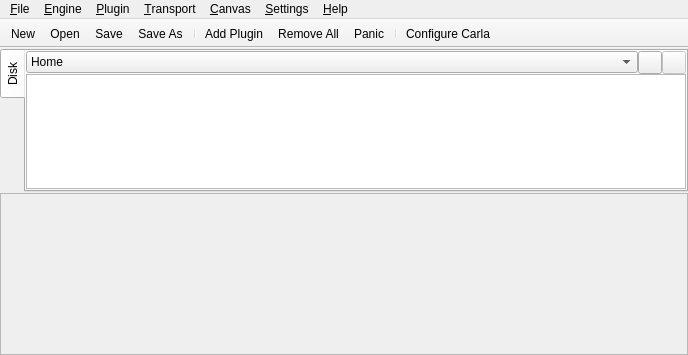
Old version of the form resources/ui/carla_host.ui in the repository falkTX/Carla.
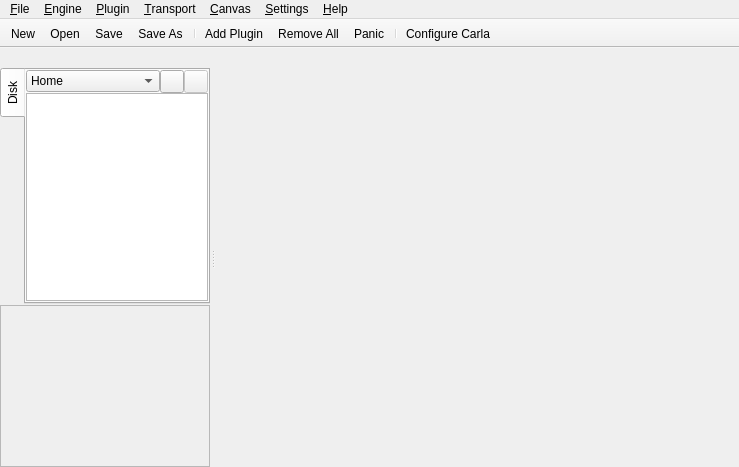
New version of the form. Icons and pictures are not drawn. Custom widgets are drawn as their Qt base class.

Commit message: Use a dockwidget instead of custom splitter

```diff
--- a/resources/ui/carla_host.ui
+++ b/resources/ui/carla_host.ui
@@ -6,176 +6,21 @@
    <rect>
     <x>0</x>
     <y>0</y>
-    <width>688</width>
-    <height>355</height>
+    <width>739</width>
+    <height>467</height>
    </rect>
   </property>
   <property name="windowTitle">
    <string>MainWindow</string>
   </property>
-  <widget class="QWidget" name="centralwidget">
-   <layout class="QHBoxLayout" name="horizontalLayout_2">
-    <property name="leftMargin">
-     <number>0</number>
-    </property>
-    <property name="topMargin">
-     <number>1</number>
-    </property>
-    <property name="rightMargin">
-     <number>0</number>
-    </property>
-    <property name="bottomMargin">
-     <number>0</number>
-    </property>
-    <item>
-     <widget class="QSplitter" name="splitter">
-      <property name="orientation">
-       <enum>Qt::Horizontal</enum>
-      </property>
-      <widget class="QWidget" name="layoutWidget">
-       <layout class="QVBoxLayout" name="verticalLayout_4">
-        <property name="spacing">
-         <number>1</number>
-        </property>
-        <item>
-         <widget class="QTabWidget" name="tabUtils">
-          <property name="sizePolicy">
-           <sizepolicy hsizetype="Ignored" vsizetype="Expanding">
-            <horstretch>0</horstretch>
-            <verstretch>0</verstretch>
-           </sizepolicy>
-          </property>
-          <property name="minimumSize">
-           <size>
-            <width>210</width>
-            <height>0</height>
-           </size>
-          </property>
-          <property name="acceptDrops">
-           <bool>false</bool>
-          </property>
-          <property name="tabPosition">
-           <enum>QTabWidget::West</enum>
-          </property>
-          <property name="currentIndex">
-           <number>0</number>
-          </property>
-          <widget class="QWidget" name="disk">
-           <property name="acceptDrops">
-            <bool>false</bool>
-           </property>
-           <attribute name="title">
-            <string>Disk</string>
-           </attribute>
-           <layout class="QVBoxLayout" name="verticalLayout_3">
-            <property name="spacing">
-             <number>0</number>
-            </property>
-            <property name="leftMargin">
-             <number>0</number>
-            </property>
-            <property name="topMargin">
-             <number>0</number>
-            </property>
-            <property name="rightMargin">
-             <number>0</number>
-            </property>
-            <property name="bottomMargin">
-             <number>1</number>
-            </property>
-            <item>
-             <layout class="QHBoxLayout" name="horizontalLayout">
-              <item>
-               <widget class="QComboBox" name="cb_disk">
-                <item>
-                 <property name="text">
-                  <string>Home</string>
-                 </property>
-                </item>
-               </widget>
-              </item>
-              <item>
-               <widget class="QToolButton" name="b_disk_add">
-                <property name="text">
-                 <string/>
-                </property>
-                <property name="icon">
-                 <iconset resource="../resources.qrc">
-                  <normaloff>:/16x16/list-add.png</normaloff>:/16x16/list-add.png</iconset>
-                </property>
-               </widget>
-              </item>
-              <item>
-               <widget class="QToolButton" name="b_disk_remove">
-                <property name="enabled">
-                 <bool>false</bool>
-                </property>
-                <property name="text">
-                 <string/>
-                </property>
-                <property name="icon">
-                 <iconset resource="../resources.qrc">
-                  <normaloff>:/16x16/list-remove.png</normaloff>:/16x16/list-remove.png</iconset>
-                </property>
-               </widget>
-              </item>
-             </layout>
-            </item>
-            <item>
-             <widget class="QTreeView" name="fileTreeView">
-              <property name="editTriggers">
-               <set>QAbstractItemView::NoEditTriggers</set>
-              </property>
-              <property name="dragEnabled">
-               <bool>true</bool>
-              </property>
-              <property name="dragDropMode">
-               <enum>QAbstractItemView::DragOnly</enum>
-              </property>
-             </widget>
-            </item>
-           </layout>
-          </widget>
-         </widget>
-        </item>
-        <item>
-         <widget class="CanvasPreviewFrame" name="miniCanvasPreview">
-          <property name="minimumSize">
-           <size>
-            <width>210</width>
-            <height>162</height>
-           </size>
-          </property>
-          <property name="maximumSize">
-           <size>
-            <width>16777215</width>
-            <height>162</height>
-           </size>
-          </property>
-          <property name="acceptDrops">
-           <bool>false</bool>
-          </property>
-          <property name="frameShape">
-           <enum>QFrame::StyledPanel</enum>
-          </property>
-          <property name="frameShadow">
-           <enum>QFrame::Sunken</enum>
-          </property>
-         </widget>
-        </item>
-       </layout>
-      </widget>
-     </widget>
-    </item>
-   </layout>
-  </widget>
+  <widget class="QWidget" name="centralwidget"/>
   <widget class="QMenuBar" name="menubar">
    <property name="geometry">
     <rect>
      <x>0</x>
      <y>0</y>
-     <width>688</width>
-     <height>17</height>
+     <width>739</width>
+     <height>19</height>
     </rect>
    </property>
    <widget class="QMenu" name="menu_File">
@@ -309,6 +154,170 @@
    <addaction name="separator"/>
    <addaction name="act_settings_configure"/>
   </widget>
+  <widget class="QDockWidget" name="dockWidget">
+   <property name="features">
+    <set>QDockWidget::NoDockWidgetFeatures</set>
+   </property>
+   <property name="allowedAreas">
+    <set>Qt::NoDockWidgetArea</set>
+   </property>
+   <attribute name="dockWidgetArea">
+    <number>1</number>
+   </attribute>
+   <widget class="QWidget" name="dockWidgetContents">
+    <layout class="QVBoxLayout" name="verticalLayout">
+     <property name="spacing">
+      <number>0</number>
+     </property>
+     <property name="leftMargin">
+      <number>0</number>
+     </property>
+     <property name="topMargin">
+      <number>1</number>
+     </property>
+     <property name="rightMargin">
+      <number>0</number>
+     </property>
+     <property name="bottomMargin">
+      <number>0</number>
+     </property>
+     <item>
+      <layout class="QVBoxLayout" name="verticalLayout_4">
+       <property name="spacing">
+        <number>1</number>
+       </property>
+       <item>
+        <widget class="QTabWidget" name="tabUtils">
+         <property name="sizePolicy">
+          <sizepolicy hsizetype="Ignored" vsizetype="Expanding">
+           <horstretch>0</horstretch>
+           <verstretch>0</verstretch>
+          </sizepolicy>
+         </property>
+         <property name="minimumSize">
+          <size>
+           <width>210</width>
+           <height>0</height>
+          </size>
+         </property>
+         <property name="acceptDrops">
+          <bool>false</bool>
+         </property>
+         <property name="tabPosition">
+          <enum>QTabWidget::West</enum>
+         </property>
+         <property name="currentIndex">
+          <number>0</number>
+         </property>
+         <widget class="QWidget" name="disk">
+          <property name="acceptDrops">
+           <bool>false</bool>
+          </property>
+          <attribute name="title">
+           <string>Disk</string>
+          </attribute>
+          <layout class="QVBoxLayout" name="verticalLayout_3">
+           <property name="spacing">
+            <number>0</number>
+           </property>
+           <property name="leftMargin">
+            <number>0</number>
+           </property>
+           <property name="topMargin">
+            <number>0</number>
+           </property>
+           <property name="rightMargin">
+            <number>0</number>
+           </property>
+           <property name="bottomMargin">
+            <number>1</number>
+           </property>
+           <item>
+            <layout class="QHBoxLayout" name="horizontalLayout">
+             <item>
+              <widget class="QComboBox" name="cb_disk">
+               <item>
+                <property name="text">
+                 <string>Home</string>
+                </property>
+               </item>
+              </widget>
+             </item>
+             <item>
+              <widget class="QToolButton" name="b_disk_add">
+               <property name="text">
+                <string/>
+               </property>
+               <property name="icon">
+                <iconset resource="../resources.qrc">
+                 <normaloff>:/16x16/list-add.png</normaloff>:/16x16/list-add.png</iconset>
+               </property>
+              </widget>
+             </item>
+             <item>
+              <widget class="QToolButton" name="b_disk_remove">
+               <property name="enabled">
+                <bool>false</bool>
+               </property>
+               <property name="text">
+                <string/>
+               </property>
+               <property name="icon">
+                <iconset resource="../resources.qrc">
+                 <normaloff>:/16x16/list-remove.png</normaloff>:/16x16/list-remove.png</iconset>
+               </property>
+              </widget>
+             </item>
+            </layout>
+           </item>
+           <item>
+            <widget class="QTreeView" name="fileTreeView">
+             <property name="editTriggers">
+              <set>QAbstractItemView::NoEditTriggers</set>
+             </property>
+             <property name="dragEnabled">
+              <bool>true</bool>
+             </property>
+             <property name="dragDropMode">
+              <enum>QAbstractItemView::DragOnly</enum>
+             </property>
+            </widget>
+           </item>
+          </layout>
+         </widget>
+        </widget>
+       </item>
+       <item>
+        <widget class="CanvasPreviewFrame" name="miniCanvasPreview">
+         <property name="minimumSize">
+          <size>
+           <width>210</width>
+           <height>162</height>
+          </size>
+         </property>
+         <property name="maximumSize">
+          <size>
+           <width>16777215</width>
+           <height>162</height>
+          </size>
+         </property>
+         <property name="acceptDrops">
+          <bool>false</bool>
+         </property>
+         <property name="frameShape">
+          <enum>QFrame::StyledPanel</enum>
+         </property>
+         <property name="frameShadow">
+          <enum>QFrame::Sunken</enum>
+         </property>
+         <zorder>tabUtils</zorder>
+        </widget>
+       </item>
+      </layout>
+     </item>
+    </layout>
+   </widget>
+  </widget>
   <action name="act_file_new">
    <property name="icon">
     <iconset resource="../resources.qrc">
```
The commit also changes 2 other files.
